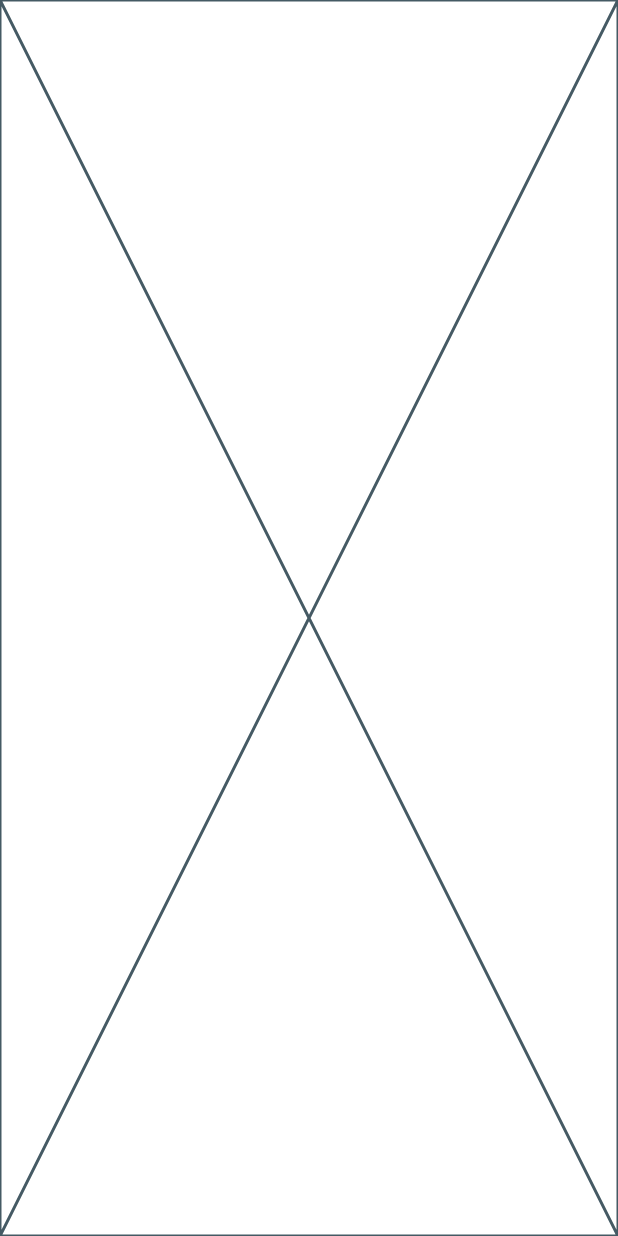
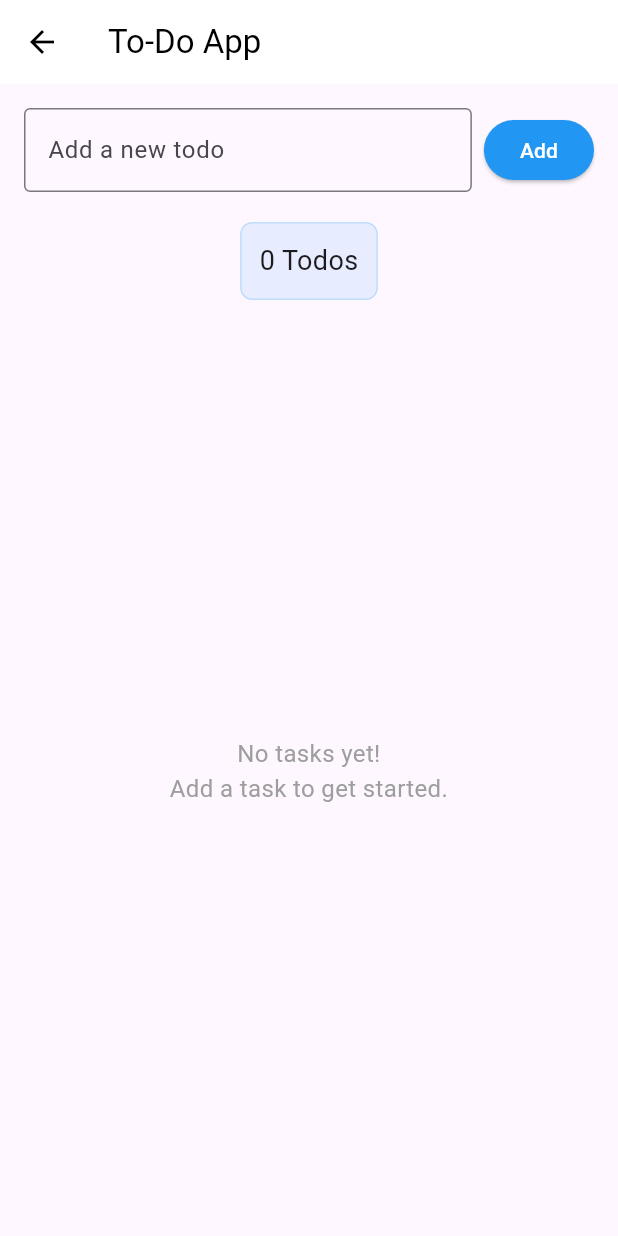
Before and after one commit to memahin/apptapp, a Flutter app: the screen it shows after launch, after a tap on "📝 To-Do App", on a phone screen of 412 x 824 dp. Run offline on Flutter 3.47's test engine with Material 3 defaults, Android fonts, the phone set to English and light mode, and no system bars.

Commit message:
todo app

```diff
--- a/lib/todo_app.dart
+++ b/lib/todo_app.dart
@@ -1,10 +1,153 @@
 import 'package:flutter/material.dart';
 
-class TodoApp extends StatelessWidget {
+class TodoApp extends StatefulWidget {
   const TodoApp({super.key});
 
   @override
+  State<TodoApp> createState() => _TodoAppState();
+}
+
+class _TodoAppState extends State<TodoApp> {
+  List<TodoItem> todos = [];
+
+  final TextEditingController _todoController = TextEditingController();
+
+  @override
+  void dispose() {
+    _todoController.dispose();
+    super.dispose();
+  }
+
+
+  void _addTodo() {
+    String text = _todoController.text.trim();
+    if (text.isNotEmpty) {
+      setState(() {
+        todos.add(TodoItem(text: text, isCompleted: false));
+      });
+      _todoController.clear();
+    }
+  }
+
+  void _toggleTodo(int index) {
+    setState(() {
+      todos[index].isCompleted = !todos[index].isCompleted;
+    });
+  }
+
+  void _removeTodo(int index) {
+    setState(() {
+      todos.removeAt(index);
+    });
+  }
+
+  @override
   Widget build(BuildContext context) {
-    return const Placeholder();
+    return Scaffold(
+      appBar: AppBar(
+        title: const Text("To-Do App"),
+        foregroundColor: Colors.black,
+        backgroundColor: Colors.white,
+      ),
+      body: Padding(
+        padding: const EdgeInsets.all(16.0),
+        child: Column(
+          children: [
+            Row(
+              children: [
+                Expanded(
+                  child: TextField(
+                    controller: _todoController,
+                    decoration: const InputDecoration(
+                      hintText: "Add a new todo",
+                      border: OutlineInputBorder(),
+                    ),
+                    onSubmitted: (_) => _addTodo(),
+                  ),
+                ),
+                const SizedBox(width: 8),
+                ElevatedButton(
+                  onPressed: _addTodo,
+                  style: ElevatedButton.styleFrom(
+                    backgroundColor: Colors.blue,
+                    foregroundColor: Colors.white,
+                  ),
+                  child: const Text("Add"),
+                ),
+              ],
+            ),
+            const SizedBox(height: 20),
+
+            Container(
+              padding: const EdgeInsets.all(12),
+              decoration: BoxDecoration(
+                color: Colors.blue.withOpacity(0.1),
+                borderRadius: BorderRadius.circular(8),
+                border: Border.all(color: Colors.blue.withOpacity(0.2)),
+              ),
+              child: Column(
+                crossAxisAlignment: CrossAxisAlignment.start,
+                children: [
+                  Text(
+                    '${todos.length} Todos',
+                    style: const TextStyle(fontSize: 18),
+                  ),
+                ],
+              ),
+            ),
+
+            const SizedBox(height: 20),
+
+            Expanded(
+              child: todos.isEmpty
+                  ? const Center(
+                      child: Text(
+                        'No tasks yet!\nAdd a task to get started.',
+                        textAlign: TextAlign.center,
+                        style: TextStyle(fontSize: 16, color: Colors.grey),
+                      ),
+                    )
+                  : ListView.builder(
+                      itemCount: todos.length,
+                      itemBuilder: (context, index) {
+                        final todo = todos[index];
+                        return Card(
+                          margin: const EdgeInsets.only(bottom: 8),
+                          child: ListTile(
+                            leading: Checkbox(
+                              value: todo.isCompleted,
+                              onChanged: (_) => _toggleTodo(index),
+                            ),
+                            title: Text(
+                              todo.text,
+                              style: TextStyle(
+                                decoration: todo.isCompleted
+                                    ? TextDecoration.lineThrough
+                                    : null,
+                                color: todo.isCompleted
+                                    ? Colors.grey
+                                    : Colors.black,
+                              ),
+                            ),
+                            trailing: IconButton(
+                              icon: const Icon(Icons.delete, color: Colors.red),
+                              onPressed: () => _removeTodo(index),
+                            ),
+                          ),
+                        );
+                      },
+                    ),
+            ),
+          ],
+        ),
+      ),
+    );
   }
 }
+
+class TodoItem {
+  String text;
+  bool isCompleted;
+
+  TodoItem({required this.text, required this.isCompleted});
+}
```
